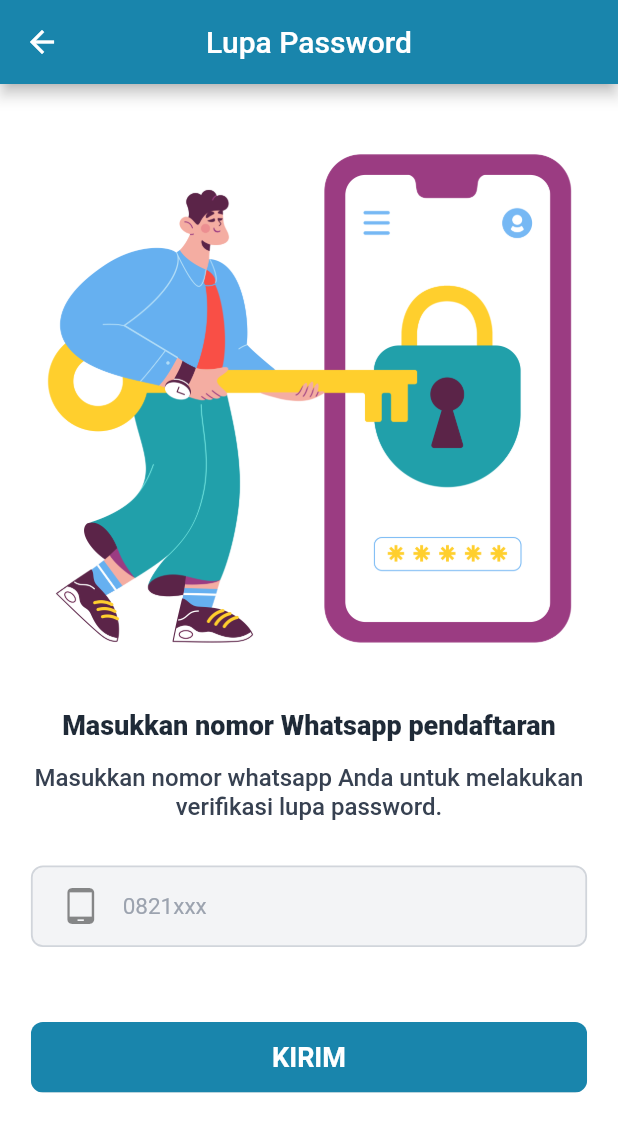
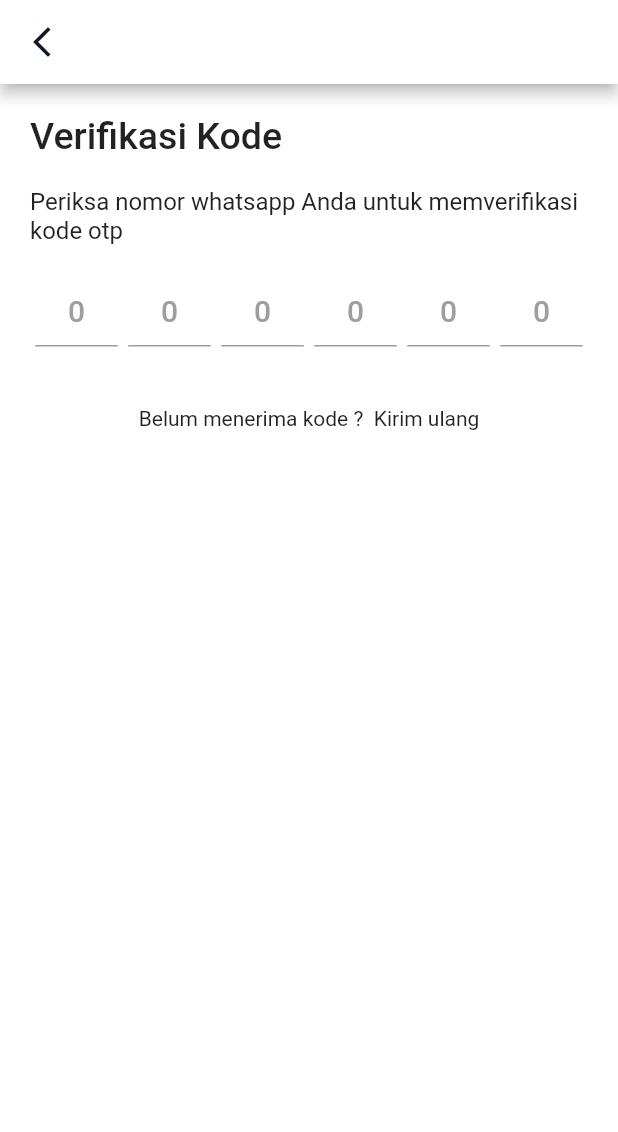
Before and after one commit to orangdeso/E-PKK-, a Flutter app: the lupaPassword screen opened directly, after a tap on "KIRIM", on a phone screen of 412 x 824 dp. Shown: the top 1132 px of the screen. Run offline on Flutter 3.47's test engine with Material 2 defaults, Android fonts, the phone set to English and light mode, and no system bars; our stand-ins replace awesome_dialog, fluttertoast, google_fonts, google_nav_bar, shared_preferences; accounts and stored records are empty.

Commit message:
update riwayat

```diff
--- a/lib/helpers/ApiHelper.dart
+++ b/lib/helpers/ApiHelper.dart
@@ -1,3 +1,3 @@
 class ApiHelper {
-  static final String url = 'http://172.17.202.105ipcon/vscode/api_rest_pkk/';
+  static final String url = 'http://172.17.202.74/vscode/api_rest_pkk/';
 }
--- /dev/null
+++ b/lib/models/Riwayat.dart
@@ -0,0 +1,77 @@
+import 'dart:convert';
+
+Riwayat riwayatDataFromJson(String str) => Riwayat.fromJson(json.decode(str));
+
+class Riwayat {
+  int? kode;
+  String? message;
+  List<Data>? data;
+
+  Riwayat({this.kode, this.message, this.data});
+
+  Riwayat.fromJson(Map<String, dynamic> json) {
+    kode = json['kode'];
+    message = json['message'];
+    if (json['data'] != null) {
+      data = <Data>[];
+      json['data'].forEach((v) {
+        data!.add(new Data.fromJson(v));
+      });
+    }
+  }
+
+  Map<String, dynamic> toJson() {
+    final Map<String, dynamic> data = new Map<String, dynamic>();
+    data['kode'] = this.kode;
+    data['message'] = this.message;
+    if (this.data != null) {
+      data['data'] = this.data!.map((v) => v.toJson()).toList();
+    }
+    return data;
+  }
+}
+
+class Data {
+  String? idLaporan;
+  String? titleLaporan;
+  String? tanggal;
+  String? deskripsi;
+  String? image;
+  String? status;
+  String? idKategori;
+  String? idUser;
+
+  Data(
+      {this.idLaporan,
+      this.titleLaporan,
+      this.tanggal,
+      this.deskripsi,
+      this.image,
+      this.status,
+      this.idKategori,
+      this.idUser});
+
+  Data.fromJson(Map<String, dynamic> json) {
+    idLaporan = json['id_laporan'];
+    titleLaporan = json['title_laporan'];
+    tanggal = json['tanggal'];
+    deskripsi = json['deskripsi'];
+    image = json['image'];
+    status = json['status'];
+    idKategori = json['id_kategori'];
+    idUser = json['id_user'];
+  }
+
+  Map<String, dynamic> toJson() {
+    final Map<String, dynamic> data = new Map<String, dynamic>();
+    data['id_laporan'] = this.idLaporan;
+    data['title_laporan'] = this.titleLaporan;
+    data['tanggal'] = this.tanggal;
+    data['deskripsi'] = this.deskripsi;
+    data['image'] = this.image;
+    data['status'] = this.status;
+    data['id_kategori'] = this.idKategori;
+    data['id_user'] = this.idUser;
+    return data;
+  }
+}
--- a/lib/models/laporanModel.dart
+++ b/lib/models/laporanModel.dart
@@ -2,8 +2,8 @@ import 'dart:convert';
 import 'package:e_pkk/helpers/ApiHelper.dart';
 import 'package:http/http.dart' as http;
 
-// laporanModel laporanModelFromJson(String str) =>
-//     laporanModel.fromJson(json.decode(str));
+laporanModel laporanModelFromJson(String str) =>
+    laporanModel.fromJson(json.decode(str));
 
 class laporanModel {
   int? kode;
--- a/lib/views/LupaPassword/lupa_password_screen.dart
+++ b/lib/views/LupaPassword/lupa_password_screen.dart
@@ -1,8 +1,8 @@
 import 'package:e_pkk/views/Login/components/background.dart';
 import 'package:e_pkk/utils/constants.dart';
+import 'package:e_pkk/views/LupaPassword/otp_page.dart';
 import 'package:flutter/material.dart';
 import 'package:flutter/services.dart';
-import 'package:flutter_svg/flutter_svg.dart';
 
 class lupaPassword extends StatefulWidget {
   const lupaPassword({super.key});
@@ -107,7 +107,16 @@ class _lupaPasswordState extends State<lupaPassword> {
                         backgroundColor: ktextColor,
                         elevation: 20,
                       ),
-                      onPressed: () {},
+                      onPressed: () {
+                        Navigator.push(
+                          context,
+                          MaterialPageRoute(
+                            builder: (context) {
+                              return otpPage();
+                            },
+                          ),
+                        );
+                      },
                       child: Text(
                         "KIRIM",
                         style: TextStyle(
--- /dev/null
+++ b/lib/views/LupaPassword/otp_page.dart
@@ -0,0 +1,224 @@
+import 'package:e_pkk/utils/constants.dart';
+import 'package:flutter/material.dart';
+import 'package:flutter/services.dart';
+
+class otpPage extends StatefulWidget {
+  const otpPage({super.key});
+
+  @override
+  State<otpPage> createState() => _otpPageState();
+}
+
+class _otpPageState extends State<otpPage> {
+  @override
+  Widget build(BuildContext context) {
+    return Scaffold(
+      appBar: AppBar(
+        backgroundColor: whiteColor,
+        //elevation: 0,
+        leading: Icon(
+          Icons.arrow_back_ios_new,
+          color: grey900,
+        ),
+      ),
+      body: Column(
+        children: [
+          Padding(
+            padding: EdgeInsets.symmetric(vertical: 20, horizontal: 20),
+            child: Align(
+              alignment: FractionalOffset.topLeft,
+              child: Text(
+                "Verifikasi Kode",
+                style: TextStyle(
+                  fontSize: 25,
+                  fontWeight: FontWeight.w500,
+                ),
+              ),
+            ),
+          ),
+          Padding(
+            padding: EdgeInsets.only(
+              left: 20,
+              right: 20,
+            ),
+            child: Text(
+              "Periksa nomor whatsapp Anda untuk memverifikasi kode otp",
+              style: TextStyle(
+                fontSize: 16,
+                fontWeight: FontWeight.w400,
+              ),
+            ),
+          ),
+          Padding(
+            padding: EdgeInsets.symmetric(vertical: 20, horizontal: 20),
+            child: Row(
+              mainAxisAlignment: MainAxisAlignment.spaceAround,
+              children: [
+                SizedBox(
+                  height: 68,
+                  width: 55,
+                  child: TextFormField(
+                    onSaved: (pin1) {},
+                    onChanged: (value) {
+                      if (value.length == 1) {
+                        FocusScope.of(context).nextFocus();
+                      }
+                    },
+                    decoration: const InputDecoration(
+                      hintText: "0",
+                      hintStyle: TextStyle(
+                        color: Colors.grey,
+                      ),
+                    ),
+                    style: Theme.of(context).textTheme.headline6,
+                    keyboardType: TextInputType.number,
+                    textAlign: TextAlign.center,
+                    inputFormatters: [
+                      LengthLimitingTextInputFormatter(1),
+                      FilteringTextInputFormatter.digitsOnly,
+                    ],
+                  ),
+                ),
+                SizedBox(
+                  height: 68,
+                  width: 55,
+                  child: TextFormField(
+                    onSaved: (pin2) {},
+                    onChanged: (value) {
+                      if (value.length == 1) {
+                        FocusScope.of(context).nextFocus();
+                      }
+                    },
+                    decoration: const InputDecoration(
+                      hintText: "0",
+                      hintStyle: TextStyle(
+                        color: Colors.grey,
+                      ),
+                    ),
+                    style: Theme.of(context).textTheme.headline6,
+                    keyboardType: TextInputType.number,
+                    textAlign: TextAlign.center,
+                    inputFormatters: [
+                      LengthLimitingTextInputFormatter(1),
+                      FilteringTextInputFormatter.digitsOnly,
+                    ],
+                  ),
+                ),
+                SizedBox(
+                  height: 68,
+                  width: 55,
+                  child: TextFormField(
+                    onSaved: (pin3) {},
+                    onChanged: (value) {
+                      if (value.length == 1) {
+                        FocusScope.of(context).nextFocus();
+                      }
+                    },
+                    decoration: const InputDecoration(
+                      hintText: "0",
+                      hintStyle: TextStyle(
+                        color: Colors.grey,
+                      ),
+                    ),
+                    style: Theme.of(context).textTheme.headline6,
+                    keyboardType: TextInputType.number,
+                    textAlign: TextAlign.center,
+                    inputFormatters: [
+                      LengthLimitingTextInputFormatter(1),
+                      FilteringTextInputFormatter.digitsOnly,
+                    ],
+                  ),
+                ),
+                SizedBox(
+                  height: 68,
+                  width: 55,
+                  child: TextFormField(
+                    onSaved: (pin4) {},
+                    onChanged: (value) {
+                      if (value.length == 1) {
+                        FocusScope.of(context).nextFocus();
+                      }
+                    },
+                    decoration: const InputDecoration(
+                      hintText: "0",
+                      hintStyle: TextStyle(
+                        color: Colors.grey,
+                      ),
+                    ),
+                    style: Theme.of(context).textTheme.headline6,
+                    keyboardType: TextInputType.number,
+                    textAlign: TextAlign.center,
+                    inputFormatters: [
+                      LengthLimitingTextInputFormatter(1),
+                      FilteringTextInputFormatter.digitsOnly,
+                    ],
+                  ),
+                ),
+                SizedBox(
+                  height: 68,
+                  width: 55,
+                  child: TextFormField(
+                    onSaved: (pin5) {},
+                    onChanged: (value) {
+                      if (value.length == 1) {
+                        FocusScope.of(context).nextFocus();
+                      }
+                    },
+                    decoration: const InputDecoration(
+                      hintText: "0",
+                      hintStyle: TextStyle(
+                        color: Colors.grey,
+                      ),
+                    ),
+                    style: Theme.of(context).textTheme.headline6,
+                    keyboardType: TextInputType.number,
+                    textAlign: TextAlign.center,
+                    inputFormatters: [
+                      LengthLimitingTextInputFormatter(1),
+                      FilteringTextInputFormatter.digitsOnly,
+                    ],
+                  ),
+                ),
+                SizedBox(
+                  height: 68,
+                  width: 55,
+                  child: TextFormField(
+                    onSaved: (pin6) {},
+                    onChanged: (value) {
+                      if (value.length == 1) {
+                        FocusScope.of(context).nextFocus();
+                      }
+                    },
+                    decoration: const InputDecoration(
+                      hintText: "0",
+                      hintStyle: TextStyle(
+                        color: Colors.grey,
+                      ),
+                    ),
+                    style: Theme.of(context).textTheme.headline6,
+                    keyboardType: TextInputType.number,
+                    textAlign: TextAlign.center,
+                    inputFormatters: [
+                      LengthLimitingTextInputFormatter(1),
+                      FilteringTextInputFormatter.digitsOnly,
+                    ],
+                  ),
+                ),
+              ],
+            ),
+          ),
+          Row(
+            mainAxisAlignment: MainAxisAlignment.center,
+            children: [
+              Text("Belum menerima kode ? "),
+              GestureDetector(
+                onTap: () {},
+                child: Text(" Kirim ulang"),
+              ),
+            ],
+          ),
+        ],
+      ),
+    );
+  }
+}
```
Also changed, not shown: lib/models/LoginApi.dart (+8 -0 lines), lib/views/Riwayat/riwayat_page.dart (+72 -25 lines).
